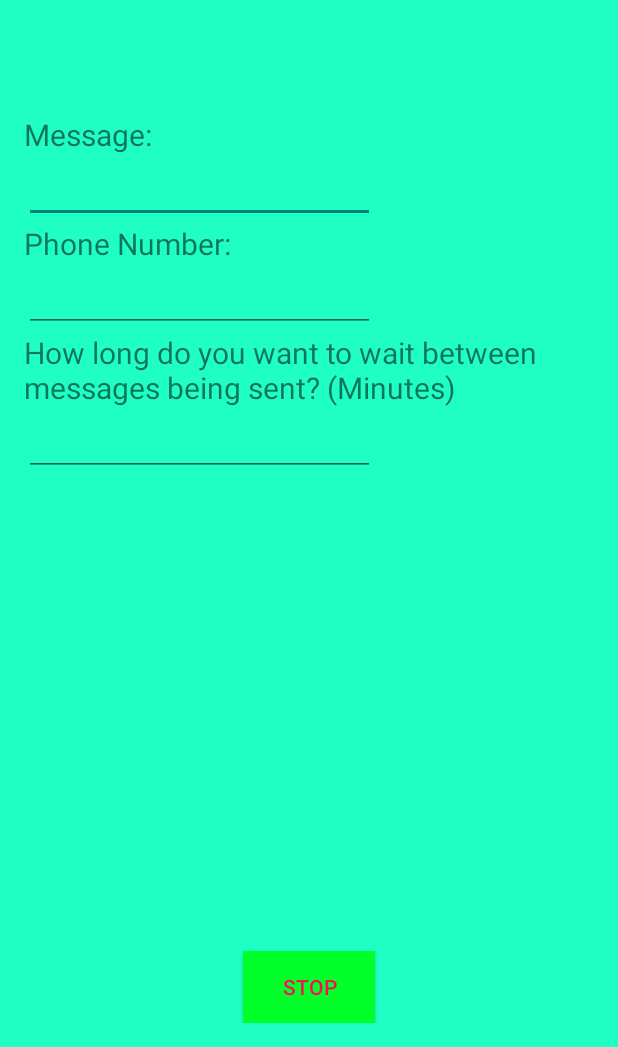
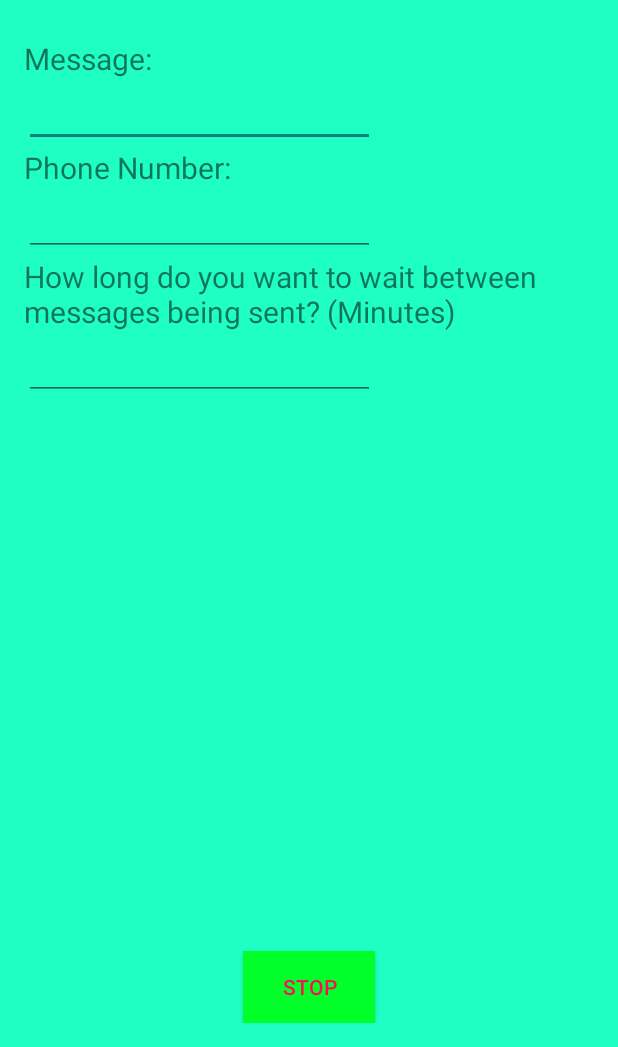
Before and after one commit to thebrilliant/awty, an Android app: the screen it shows after launch (MainActivity), after a tap on "START", on a phone screen of 412 x 824 dp, the part 189-1236 px from its top. Run offline under Robolectric (Android 15) with nearby library versions, the phone set to English and light mode, and no system bars.

Commit message:
updated files

```diff
--- a/app/src/main/java/edu/washington/vivyanw/arewethereyet/MainActivity.java
+++ b/app/src/main/java/edu/washington/vivyanw/arewethereyet/MainActivity.java
@@ -55,13 +55,14 @@ public class MainActivity extends ActionBarActivity {
                         valid = false;
                     } else if (interval < 0) {
                         valid = false;
-                    } /*else if (interval.length() == 1 && interval.contains("0")) {
+                    } else if (phone.length() != 10) {
                         valid = false;
-                    } */else {
+                    } else {
                         valid = true;
                     }
 
                     if (valid) {
+                        phone = "(" + phone.substring(0, 3) + ") " + phone.substring(3, 6) + "-" + phone.substring(6);
                         alarmReceiver = new BroadcastReceiver() {
                             @Override
                             public void onReceive(Context context, Intent intent) {
--- a/app/src/main/res/layout/activity_main.xml
+++ b/app/src/main/res/layout/activity_main.xml
@@ -23,7 +23,7 @@
         android:layout_height="wrap_content"
         android:text="@string/message"
         android:id="@+id/message"
-        android:layout_marginTop="76dp"
+        android:layout_marginTop="25dp"
         android:layout_below="@+id/header"
         android:layout_alignParentLeft="true"
         android:layout_alignParentStart="true"
```
